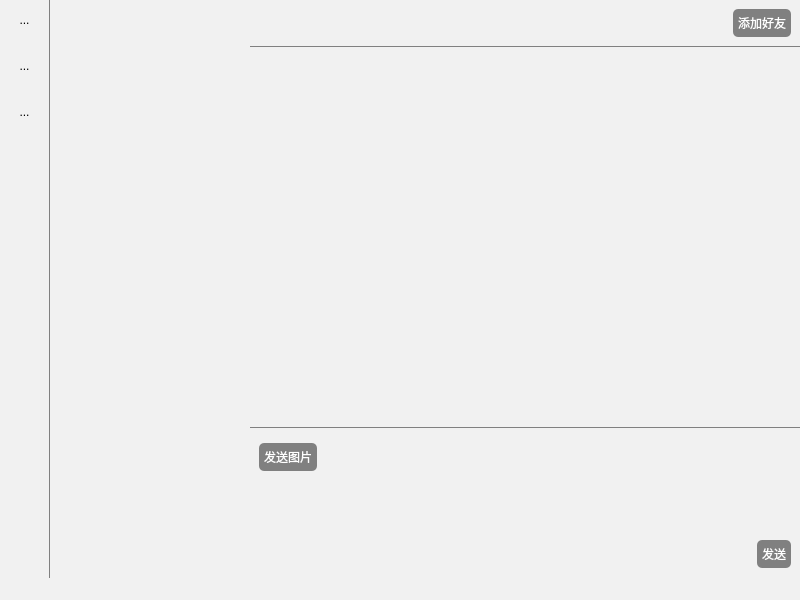
This is AllChatClient/mainwindow.ui in siju-m/AllChat as Qt 5 draws it before an edit. The edited form follows.
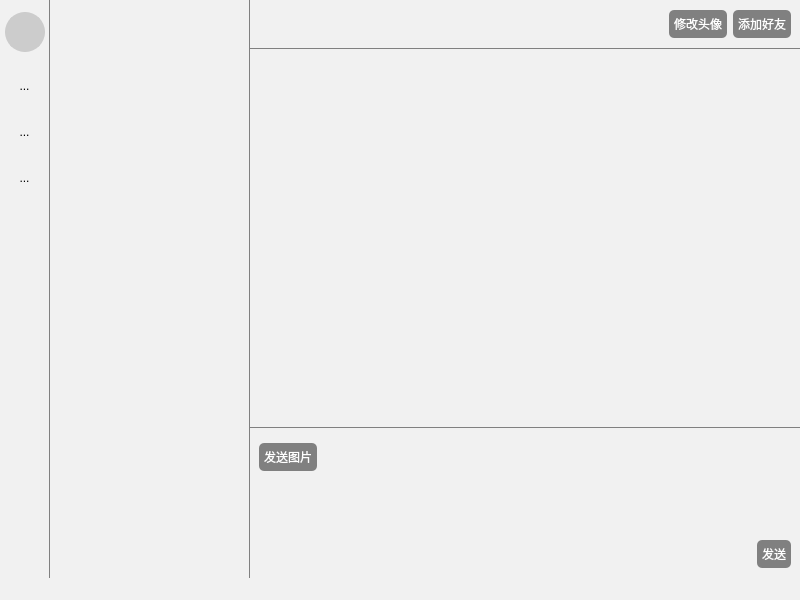
This is the edited form. Icons and pictures are not drawn. Custom widgets are drawn as their Qt base class.

Commit message: 实现修改头像，并在侧边栏添加头像显示

What changed in the file:
```diff
--- a/AllChatClient/mainwindow.ui
+++ b/AllChatClient/mainwindow.ui
@@ -60,7 +60,7 @@
         </property>
         <property name="styleSheet">
          <string notr="true">/* 默认 */
-QWidget{
+QWidget#sideBar{
 	border-right: 1px solid gray;
 }
 QToolButton{   
@@ -100,6 +100,104 @@
           <number>2</number>
          </property>
          <item>
+          <spacer name="verticalSpacer_3">
+           <property name="orientation">
+            <enum>Qt::Vertical</enum>
+           </property>
+           <property name="sizeType">
+            <enum>QSizePolicy::Fixed</enum>
+           </property>
+           <property name="sizeHint" stdset="0">
+            <size>
+             <width>20</width>
+             <height>10</height>
+            </size>
+           </property>
+          </spacer>
+         </item>
+         <item>
+          <widget class="QWidget" name="widget_5" native="true">
+           <property name="styleSheet">
+            <string notr="true"/>
+           </property>
+           <layout class="QHBoxLayout" name="horizontalLayout_5">
+            <property name="leftMargin">
+             <number>0</number>
+            </property>
+            <property name="topMargin">
+             <number>0</number>
+            </property>
+            <property name="rightMargin">
+             <number>0</number>
+            </property>
+            <property name="bottomMargin">
+             <number>0</number>
+            </property>
+            <item>
+             <widget class="QLabel" name="avatar">
+              <property name="minimumSize">
+               <size>
+                <width>40</width>
+                <height>40</height>
+               </size>
+              </property>
+              <property name="maximumSize">
+               <size>
+                <width>40</width>
+                <height>40</height>
+               </size>
+              </property>
+              <property name="styleSheet">
+               <string notr="true">border-radius: 20px; /* 圆形效果，需与 QLabel 的宽度一致 */
+border: 2px solid #cccccc; /* 可选，添加边框 */
+background-color: #cccccc;</string>
+              </property>
+              <property name="text">
+               <string/>
+              </property>
+              <property name="scaledContents">
+               <bool>true</bool>
+              </property>
+              <property name="alignment">
+               <set>Qt::AlignCenter</set>
+              </property>
+             </widget>
+            </item>
+           </layout>
+          </widget>
+         </item>
+         <item>
+          <spacer name="verticalSpacer_2">
+           <property name="orientation">
+            <enum>Qt::Vertical</enum>
+           </property>
+           <property name="sizeType">
+            <enum>QSizePolicy::Fixed</enum>
+           </property>
+           <property name="sizeHint" stdset="0">
+            <size>
+             <width>20</width>
+             <height>10</height>
+            </size>
+           </property>
+          </spacer>
+         </item>
+         <item>
+          <widget class="QWidget" name="widget_6" native="true">
+           <layout class="QHBoxLayout" name="horizontalLayout_6">
+            <property name="leftMargin">
+             <number>0</number>
+            </property>
+            <property name="topMargin">
+             <number>0</number>
+            </property>
+            <property name="rightMargin">
+             <number>0</number>
+            </property>
+            <property name="bottomMargin">
+             <number>0</number>
+            </property>
+            <item>
           <widget class="QToolButton" name="switchMessageList">
            <property name="minimumSize">
             <size>
@@ -135,6 +233,24 @@
            </property>
           </widget>
          </item>
+           </layout>
+          </widget>
+         </item>
+         <item>
+          <widget class="QWidget" name="widget_7" native="true">
+           <layout class="QHBoxLayout" name="horizontalLayout_7">
+            <property name="leftMargin">
+             <number>0</number>
+            </property>
+            <property name="topMargin">
+             <number>0</number>
+            </property>
+            <property name="rightMargin">
+             <number>0</number>
+            </property>
+            <property name="bottomMargin">
+             <number>0</number>
+            </property>
          <item>
           <widget class="QToolButton" name="switchFriendsList">
            <property name="minimumSize">
@@ -171,6 +287,24 @@
            </property>
           </widget>
          </item>
+           </layout>
+          </widget>
+         </item>
+         <item>
+          <widget class="QWidget" name="widget_8" native="true">
+           <layout class="QHBoxLayout" name="horizontalLayout_8">
+            <property name="leftMargin">
+             <number>0</number>
+            </property>
+            <property name="topMargin">
+             <number>0</number>
+            </property>
+            <property name="rightMargin">
+             <number>0</number>
+            </property>
+            <property name="bottomMargin">
+             <number>0</number>
+            </property>
          <item>
           <widget class="QToolButton" name="switchaddList">
            <property name="minimumSize">
@@ -205,6 +339,9 @@
            <property name="autoExclusive">
             <bool>true</bool>
            </property>
+             </widget>
+            </item>
+           </layout>
           </widget>
          </item>
          <item>
@@ -298,7 +435,32 @@
           </item>
          </layout>
         </widget>
-        <widget class="QWidget" name="page"/>
+        <widget class="QWidget" name="page">
+         <layout class="QVBoxLayout" name="verticalLayout_7">
+          <property name="leftMargin">
+           <number>0</number>
+          </property>
+          <property name="topMargin">
+           <number>0</number>
+          </property>
+          <property name="rightMargin">
+           <number>0</number>
+          </property>
+          <property name="bottomMargin">
+           <number>0</number>
+          </property>
+          <item>
+           <widget class="QListView" name="listView">
+            <property name="styleSheet">
+             <string notr="true">QListView { 
+border: none;
+border-right: 1px solid gray;  /*只保留右边边框 */
+}</string>
+            </property>
+           </widget>
+          </item>
+         </layout>
+        </widget>
        </widget>
       </item>
       <item>
@@ -320,7 +482,19 @@
             </widget>
            </item>
            <item>
-            <widget class="QLabel" name="friendState">
+            <widget class="OnlineStateLabel" name="friendState">
+             <property name="minimumSize">
+              <size>
+               <width>30</width>
+               <height>30</height>
+              </size>
+             </property>
+             <property name="maximumSize">
+              <size>
+               <width>30</width>
+               <height>30</height>
+              </size>
+             </property>
              <property name="text">
               <string/>
              </property>
@@ -339,6 +513,47 @@
              </property>
             </spacer>
            </item>
+           <item>
+            <widget class="QPushButton" name="btnUpdateAvatar">
+             <property name="styleSheet">
+              <string notr="true">/**正常情况下样式**/
+QPushButton{
+	font: 10pt &quot;微软雅黑&quot;;
+    color: white;
+    background-color: gray;
+    border-color: #2f3640;
+    border-radius: 5px;
+    border-style: none;
+    border-width: 1px;
+    padding: 5px;
+}
+
+/**鼠标停留在按钮上的样式**/
+QPushButton::hover{	
+    color: #FFFFFF;
+    background-color: #718093;
+    border-color: #2f3640;
+}
+
+/**鼠标按压下去的样式**/
+QPushButton::pressed,QPushButton::checked{
+    color: #FFFFFF;
+    background-color: qlineargradient(spread:pad, x1:0, y1:0, x2:0, y2:1, stop:0 #273c75, stop:1 #487eb0);
+}
+
+/**按钮失能情况下样式**/
+QPushButton::disabled{
+    color: #FFFFFF;
+    background-color: #dcdde1;
+    border-color: #dcdde1;
+}
+</string>
+             </property>
+             <property name="text">
+              <string>修改头像</string>
+             </property>
+            </widget>
+           </item>
            <item>
             <widget class="QPushButton" name="addFriends">
              <property name="styleSheet">
@@ -682,6 +897,11 @@
    <extends>QListView</extends>
    <header>View\messagelistview.h</header>
   </customwidget>
+  <customwidget>
+   <class>OnlineStateLabel</class>
+   <extends>QLabel</extends>
+   <header>View/onlinestatelabel.h</header>
+  </customwidget>
  </customwidgets>
  <resources/>
  <connections/>
```
Left out of the diff: 11 changed lines with no effect on the pictures. Lines whose indentation alone changed are shown as unchanged. The commit also changes 64 other files.
